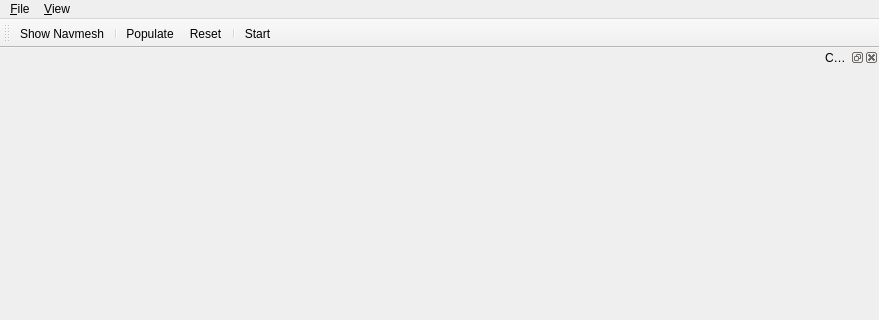
tmandry/adage, file src/editor/editor.ui: the form before one commit; both pictures show x 0 to 879 and y 0 to 320 of the 879 by 707 pixel window.
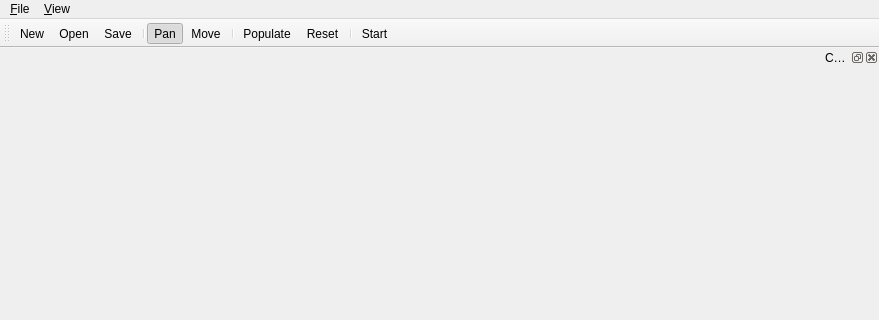
The form after the commit.

Commit message: Added tool buttons to editor, made some style changes. BIG RESTRUCTURE dealing with how Entities are handled; code no longer deals directly with strings to describe types. EntityFactory classes started.

Patch:
```diff
--- a/src/editor/editor.ui
+++ b/src/editor/editor.ui
@@ -61,7 +61,12 @@
    <attribute name="toolBarBreak">
     <bool>false</bool>
    </attribute>
-   <addaction name="actShowNavmesh"/>
+   <addaction name="actNew"/>
+   <addaction name="actOpen"/>
+   <addaction name="actSave"/>
+   <addaction name="separator"/>
+   <addaction name="actPanTool"/>
+   <addaction name="actMoveTool"/>
    <addaction name="separator"/>
    <addaction name="actPopulate"/>
    <addaction name="actReset"/>
@@ -155,6 +160,37 @@
     <string>Show Comm Window</string>
    </property>
   </action>
+  <action name="actPanTool">
+   <property name="checkable">
+    <bool>true</bool>
+   </property>
+   <property name="checked">
+    <bool>true</bool>
+   </property>
+   <property name="text">
+    <string>Pan</string>
+   </property>
+   <property name="toolTip">
+    <string>Mouse pans the world</string>
+   </property>
+  </action>
+  <action name="actMoveTool">
+   <property name="checkable">
+    <bool>true</bool>
+   </property>
+   <property name="enabled">
+    <bool>true</bool>
+   </property>
+   <property name="text">
+    <string>Move</string>
+   </property>
+   <property name="toolTip">
+    <string>Mouse moves (movable) entities</string>
+   </property>
+   <property name="visible">
+    <bool>true</bool>
+   </property>
+  </action>
  </widget>
  <resources/>
  <connections>
```
Left out of the diff: 12 changed lines with no effect on the pictures. The commit also changes 41 other files.
